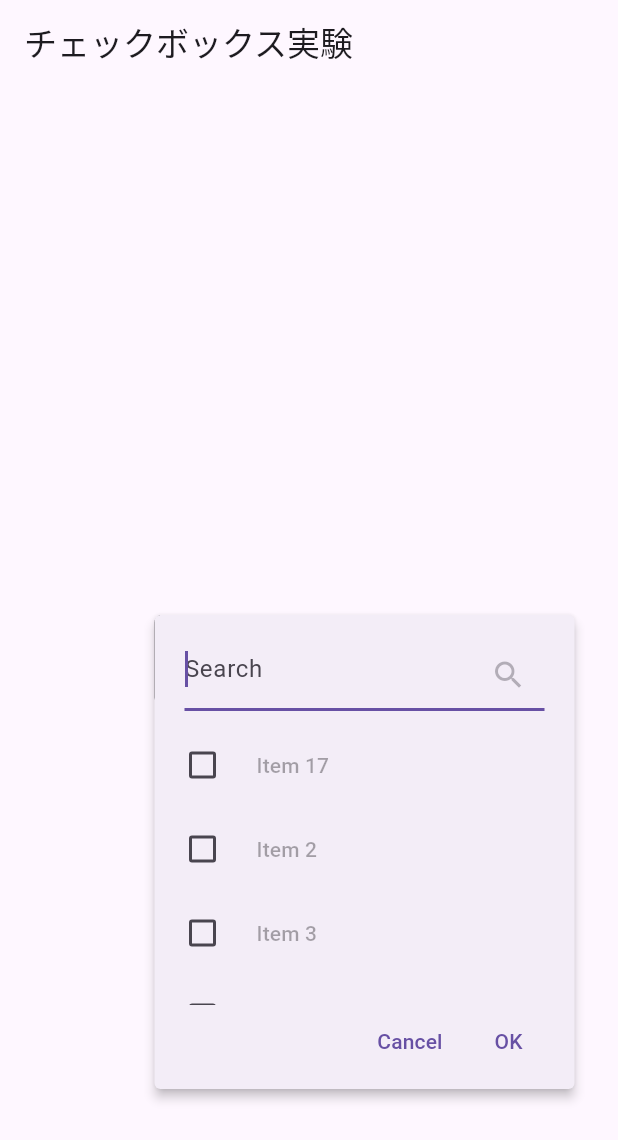
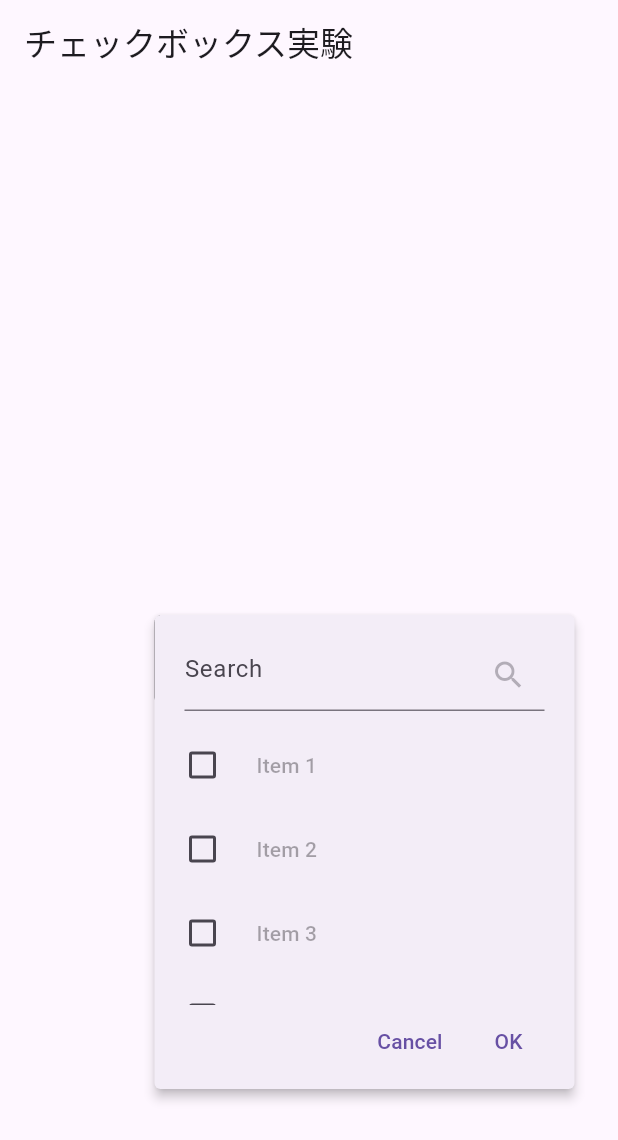
Before and after one commit to ShinsukeSugita-Aidea/DropdownCheckboxExample, a Flutter app: the screen it shows after launch, after a tap on the "arrow drop down" icon, on a phone screen of 412 x 824 dp. Shown: the top 1140 px of the screen. Run offline on Flutter 3.47's test engine with Material 3 defaults, Android fonts, the phone set to English and light mode, and no system bars.

Commit message:
並び替え修正

```diff
--- a/lib/dropdown_checkbox.dart
+++ b/lib/dropdown_checkbox.dart
@@ -27,21 +27,23 @@ class DropdownCheckboxState extends State<DropdownCheckbox> {
   List<String> _selectedCheckboxItems = [];
   String _searchQuery = "";
   final List<String> _tempSelectedItems = [];
+  late List<String> _originalItemsOrder; // 元の順序を保持するリスト
 
   @override
   void initState() {
     super.initState();
     _filteredItems = List.from(widget.items);
+    _originalItemsOrder = List.from(widget.items); // 初期化時に元の順序を保存
   }
 
+  // 検索フィルタ
   void _updateSearchQuery(String query, StateSetter setState) {
     setState(() {
       _searchQuery = query;
-      _filteredItems = widget.items
+      _filteredItems = _originalItemsOrder
           .where(
               (item) => item.toLowerCase().contains(_searchQuery.toLowerCase()))
           .toList();
-      _prioritizeSelectedItems();
     });
   }
 
@@ -50,15 +52,27 @@ class DropdownCheckboxState extends State<DropdownCheckbox> {
   }
 
   void _prioritizeSelectedItems() {
+    // リストの各要素をインデックスとともにマップにする
+    Map<String, int> originalIndexMap = {};
+    for (int i = 0; i < _originalItemsOrder.length; i++) {
+      originalIndexMap[_originalItemsOrder[i]] = i;
+    }
+
+    // カスタムソート関数で並び替えを行う
     _filteredItems.sort((a, b) {
       bool aSelected = _tempSelectedItems.contains(a);
       bool bSelected = _tempSelectedItems.contains(b);
+
+      // チェックされた項目を優先して並び替える条件
       if (aSelected && !bSelected) {
         return -1;
       } else if (!aSelected && bSelected) {
         return 1;
       } else {
-        return 0;
+        // チェック状態が同じ場合は元の順序を維持する
+        int aIndex = originalIndexMap[a]!;
+        int bIndex = originalIndexMap[b]!;
+        return aIndex.compareTo(bIndex);
       }
     });
   }
@@ -67,7 +81,6 @@ class DropdownCheckboxState extends State<DropdownCheckbox> {
     setState(() {
       _selectedCheckboxItems.remove(item);
       _updateSelectedText();
-      _prioritizeSelectedItems();
     });
   }
 
@@ -75,7 +88,6 @@ class DropdownCheckboxState extends State<DropdownCheckbox> {
     setState(() {
       _selectedCheckboxItems.clear();
       _updateSelectedText();
-      _prioritizeSelectedItems();
     });
   }
 
@@ -95,7 +107,7 @@ class DropdownCheckboxState extends State<DropdownCheckbox> {
   @override
   Widget build(BuildContext context) {
     double dropdownHeight = widget.height ?? 60;
-    double popupHeight = widget.popupHeight ?? 300; // 追加
+    double popupHeight = widget.popupHeight ?? 300;
 
     return Column(
       mainAxisAlignment: MainAxisAlignment.center,
@@ -103,20 +115,16 @@ class DropdownCheckboxState extends State<DropdownCheckbox> {
         SizedBox(
           height: dropdownHeight,
           width: MediaQuery.of(context).size.width * 0.5,
-          // ポップアップのボタン
           child: PopupMenuButton<int>(
-            onSelected: (value) {
-              _applySelection();
+            onOpened: () {
+              _filteredItems = List.from(_originalItemsOrder);
+              _prioritizeSelectedItems();
             },
             itemBuilder: (context) {
-              // 変更を適用
               _tempSelectedItems.clear();
               for (final item in _selectedCheckboxItems) {
                 _tempSelectedItems.add(item);
               }
-              // アイテムの優先順位を設定
-              _prioritizeSelectedItems();
-              // 枠タップのたびに以下の処理が走る
               return [
                 PopupMenuItem<int>(
                   enabled: false,
@@ -134,13 +142,9 @@ class DropdownCheckboxState extends State<DropdownCheckbox> {
                           if (!isSelected &&
                               !dividerAdded &&
                               _tempSelectedItems.isNotEmpty) {
-                            // 水平線を追加
-                            itemsWidgets.add(
-                              const Divider(),
-                            );
+                            itemsWidgets.add(const Divider());
                             dividerAdded = true;
                           }
-                          // チェックボックスのあるボタンを含める
                           itemsWidgets.add(
                             CheckboxListTile(
                               controlAffinity: ListTileControlAffinity.leading,
@@ -153,13 +157,13 @@ class DropdownCheckboxState extends State<DropdownCheckbox> {
                                   } else {
                                     _tempSelectedItems.remove(item);
                                   }
-                                  _prioritizeSelectedItems();
+                                  // チェックボックスの操作後は並び替えをしない
                                 });
                               },
                             ),
                           );
                         }
-                        // 水平線
+
                         if (_tempSelectedItems.isEmpty) {
                           itemsWidgets.removeWhere(
                             (widget) => widget is Divider,
@@ -172,14 +176,12 @@ class DropdownCheckboxState extends State<DropdownCheckbox> {
                               padding: const EdgeInsets.all(8.0),
                               child: TextField(
                                 decoration: InputDecoration(
-                                  hintText: widget.searchHintText, // 検索のテキストを使用
+                                  hintText: widget.searchHintText,
                                   suffixIcon: const Icon(Icons.search),
                                 ),
                                 onChanged: (query) {
                                   _updateSearchQuery(query, setState);
                                 },
-                                // フォーカスを自動でセットする
-                                autofocus: true,
                               ),
                             ),
                             Expanded(
@@ -193,19 +195,14 @@ class DropdownCheckboxState extends State<DropdownCheckbox> {
                                     Navigator.pop(context);
                                     _cancelSelection();
                                   },
-                                  child: Text(
-                                    widget.cancelText,
-                                    style: TextStyle(),
-                                  ),
+                                  child: Text(widget.cancelText),
                                 ),
                                 TextButton(
                                   onPressed: () {
                                     Navigator.pop(context);
                                     _applySelection();
                                   },
-                                  child: Text(
-                                    widget.okText,
-                                  ),
+                                  child: Text(widget.okText),
                                 ),
                               ],
                             ),
@@ -227,7 +224,6 @@ class DropdownCheckboxState extends State<DropdownCheckbox> {
                 mainAxisSize: MainAxisSize.min,
                 children: [
                   Expanded(
-                    // タグみたいな部分
                     child: SingleChildScrollView(
                       scrollDirection: Axis.horizontal,
                       child: Row(
@@ -236,11 +232,10 @@ class DropdownCheckboxState extends State<DropdownCheckbox> {
                             padding: const EdgeInsets.only(right: 6.0),
                             child: Chip(
                               label: Text(item),
-                              // 削除のバツアイコン
                               deleteIcon: const Icon(
                                 Icons.clear,
                                 size: 18,
-                              ), //
+                              ),
                               onDeleted: () {
                                 _removeItem(item);
                               },
@@ -250,17 +245,11 @@ class DropdownCheckboxState extends State<DropdownCheckbox> {
                       ),
                     ),
                   ),
-                  // 左右の隙間
-                  const SizedBox(
-                    width: 10.0,
-                  ),
+                  const SizedBox(width: 10.0),
                   if (_selectedCheckboxItems.isNotEmpty)
-                    // 数字部分の表示
                     Container(
                       padding: const EdgeInsets.symmetric(
-                        horizontal: 8.0,
-                        vertical: 4.0,
-                      ),
+                          horizontal: 8.0, vertical: 4.0),
                       decoration: BoxDecoration(
                         color: Colors.grey,
                         borderRadius: BorderRadius.circular(12.0),
@@ -271,12 +260,10 @@ class DropdownCheckboxState extends State<DropdownCheckbox> {
                       ),
                     ),
                   if (_selectedCheckboxItems.isNotEmpty)
-                    // xボタン
                     IconButton(
                       icon: const Icon(Icons.clear),
                       onPressed: _clearAll,
                     ),
-                  // 逆三角形
                   const Icon(Icons.arrow_drop_down),
                 ],
               ),
--- a/lib/main.dart
+++ b/lib/main.dart
@@ -12,6 +12,7 @@ class MyApp extends StatelessWidget {
   Widget build(BuildContext context) {
     final List<String> items =
         List.generate(50, (index) => 'Item ${index + 1}');
+
     return MaterialApp(
         home: Scaffold(
       appBar: AppBar(
```
